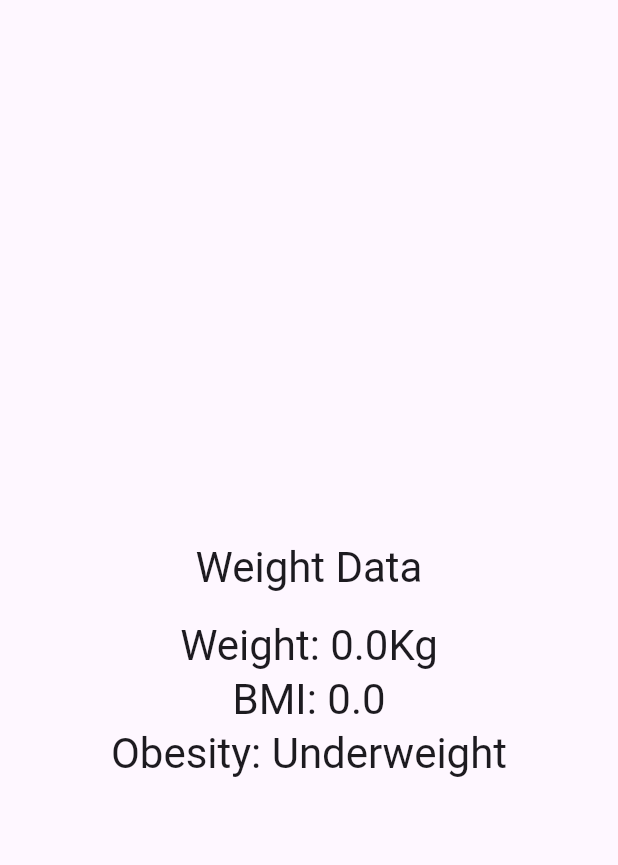
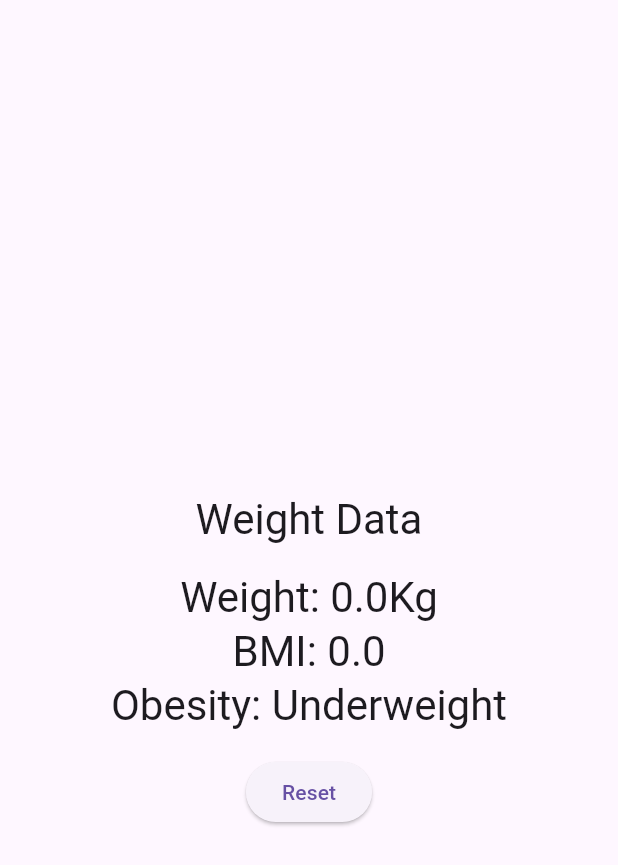
Before and after one commit to alamsyahh15/bluetooth_bmi_calculator, a Flutter app: the screen it shows after launch, on a phone screen of 412 x 824 dp. Shown: the top 865 px of the screen. Run offline on Flutter 3.47's test engine with Material 3 defaults, Android fonts, the phone set to English and light mode, and no system bars; our stand-ins replace flutter_blue_plus.

Commit message:
add reset button

```diff
--- a/lib/main.dart
+++ b/lib/main.dart
@@ -16,7 +16,7 @@ class MyApp extends StatelessWidget {
   @override
   Widget build(BuildContext context) {
     return MaterialApp(
-      title: 'Flutter Demo',
+      title: 'Bluetooth BMI',
       theme: ThemeData(
         primarySwatch: Colors.blue,
       ),
@@ -205,6 +205,17 @@ class _ReadDataState extends State<ReadData> {
               "Obesity: $obesityDegree",
               style: Theme.of(context).textTheme.headlineMedium,
             ),
+            const SizedBox(height: 16.0),
+            ElevatedButton(
+              onPressed: () {
+                _weighFromScale = 0.0;
+                bmiResult = 0.0;
+                obesityDegree = "";
+                setState(() {});
+                _startScanning();
+              },
+              child: const Text("Reset"),
+            ),
           ],
         ),
       ),
```
